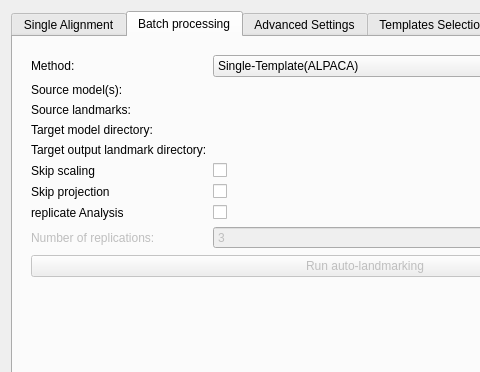
First picture: the form in ALPACA/Resources/UI/ALPACA.ui, repository SlicerMorph/SlicerMorph, before the edit; both pictures show x 0 to 480 and y 0 to 372 of the 730 by 748 pixel window.
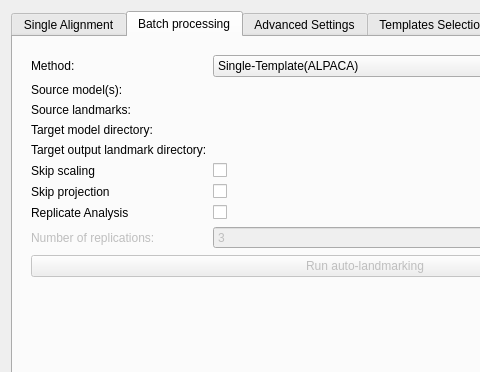
Second picture: the form after the edit. The open tabs and pages were chosen to show the change. Custom widgets are drawn as their Qt base class.

Commit message: Fix label case

The edit to the form file:
```diff
--- a/ALPACA/Resources/UI/ALPACA.ui
+++ b/ALPACA/Resources/UI/ALPACA.ui
@@ -546,7 +546,7 @@
           <item row="8" column="0">
            <widget class="QLabel" name="replicateAnalysisLabel">
             <property name="text">
-             <string>replicate Analysis</string>
+             <string>Replicate Analysis</string>
             </property>
            </widget>
           </item>
```
